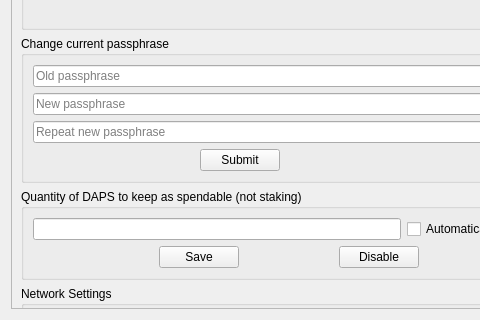
Qt form src/qt/forms/optionspage.ui (nashsclay/DAPSCoin) before a commit; both pictures show x 0 to 480 and y 213 to 533 of the 843 by 533 pixel window.
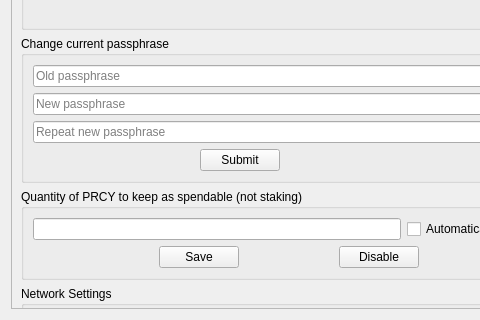
The same form after that commit. Custom widgets are drawn as their Qt base class.

Commit message: convert to PRCY

```diff
--- a/src/qt/forms/optionspage.ui
+++ b/src/qt/forms/optionspage.ui
@@ -410,7 +410,7 @@
        <item>
         <widget class="QGroupBox" name="reservegroupBox">
          <property name="title">
-          <string>Quantity of DAPS to keep as spendable (not staking)</string>
+          <string>Quantity of PRCY to keep as spendable (not staking)</string>
          </property>
          <layout class="QVBoxLayout" name="verticalLayout_6">
           <item>
```
Left out of the diff: 4 changed lines with no effect on the pictures. The commit also changes 392 other files.
